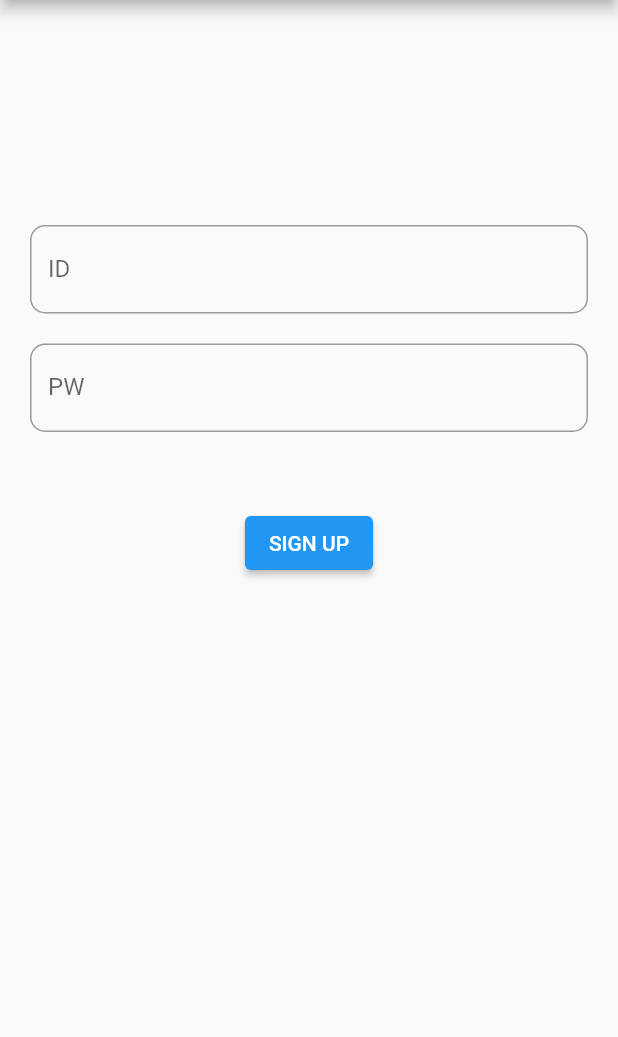
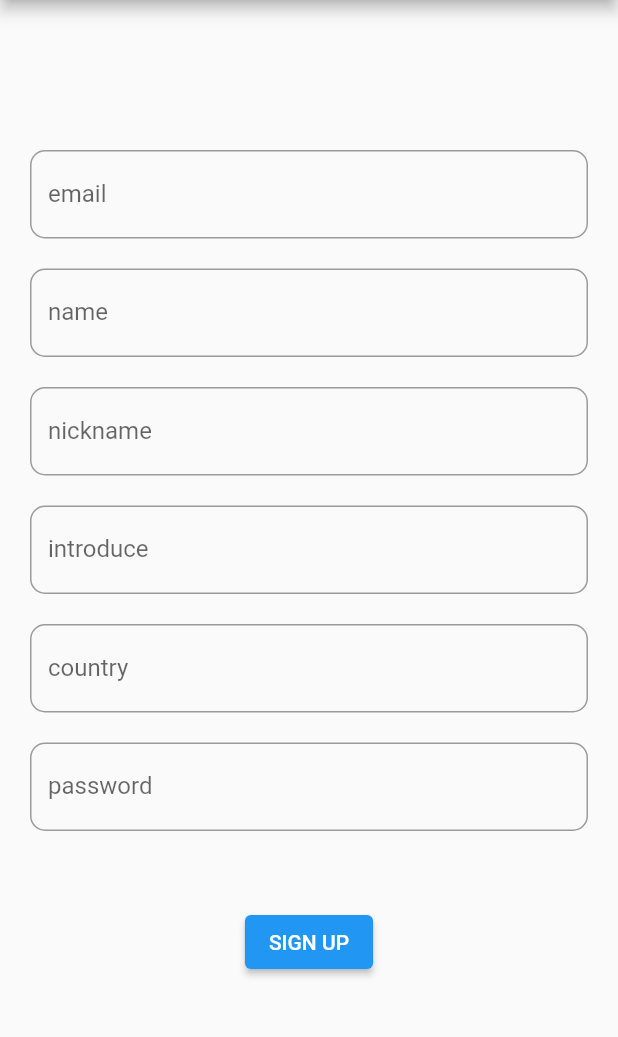
Before and after one commit to codingbongbongz/Frontend, a Flutter app: the SignUpScreen screen opened directly, after a tap on "SIGN UP", on a phone screen of 412 x 824 dp, the part 75-1112 px from its top. Run offline on Flutter 3.47's test engine with Material 2 defaults, Android fonts, the phone set to English and light mode, and no system bars; our stand-ins replace audioplayers, dio, flutter_secure_storage, multi_select_flutter, permission_handler, syncfusion_flutter_charts and 1 more; missing offline and left inert: record, youtube; accounts and stored records are empty; network calls fail.

Commit message:
[feat] 회원가입 기능 구현

```diff
--- /dev/null
+++ b/lib/class/token.dart
@@ -0,0 +1,13 @@
+class Token {
+  final String accessToken;
+  final String refreshToken;
+
+  Token({required this.accessToken, required this.refreshToken});
+
+  Token.fromJson(Map<String, dynamic> json)
+      : accessToken = json['accessToken'],
+        refreshToken = json['refreshToken'];
+
+  Map<String, dynamic> toJson() =>
+      {'accessToken': accessToken, 'refreshToken': refreshToken};
+}
--- a/lib/screen/home_screen.dart
+++ b/lib/screen/home_screen.dart
@@ -52,7 +52,7 @@ class _HomeScreenState extends State<HomeScreen> {
     final response = await dio.get('videos/popular');
 
     List<dynamic> responseBody = response.data['data']['popularVideo'];
-    print(responseBody);
+    // print(responseBody);
     _popularVideos =
         responseBody.map((e) => Video.fromJson(e)).toList(); // map을 오브젝트로 변환
 
--- a/lib/screen/login_screen.dart
+++ b/lib/screen/login_screen.dart
@@ -7,7 +7,7 @@ import 'package:flutter_secure_storage/flutter_secure_storage.dart';
 import 'package:k_learning/layout/my_app_bar.dart';
 import 'package:k_learning/screen/sign_up_screen.dart';
 
-import '../class/login.dart';
+import '../class/token.dart';
 import '../const/key.dart';
 
 class LoginScreen extends StatefulWidget {
@@ -68,7 +68,8 @@ class _LoginScreenState extends State<LoginScreen> {
       if (response.statusCode == 200) {
         final jsonBody = json.decode(response.data['user_id'].toString());
         // 직렬화를 이용하여 데이터를 입출력하기 위해 model.dart에 Login 정의 참고
-        var val = jsonEncode(Login('$accountName', '$password', '$jsonBody'));
+        var val = jsonEncode(
+            Token(accessToken: 'accessToken', refreshToken: 'refreshoken'));
 
         await storage.write(
           key: 'login',
--- a/lib/screen/sign_up_screen.dart
+++ b/lib/screen/sign_up_screen.dart
@@ -3,9 +3,12 @@ import 'dart:convert';
 import 'package:dio/dio.dart';
 import 'package:dio/io.dart';
 import 'package:flutter/material.dart';
+import 'package:flutter_secure_storage/flutter_secure_storage.dart';
 import 'package:k_learning/layout/my_app_bar.dart';
 
+import '../class/token.dart';
 import '../const/key.dart';
+import '../main.dart';
 
 class SignUpScreen extends StatefulWidget {
   const SignUpScreen({super.key});
@@ -16,6 +19,12 @@ class SignUpScreen extends StatefulWidget {
 
 class _SignUpScreenState extends State<SignUpScreen> {
   Dio dio = Dio()..httpClientAdapter = IOHttpClientAdapter();
+  var email = TextEditingController();
+  var name = TextEditingController();
+  var nickname = TextEditingController();
+  var introduce = TextEditingController();
+  var country = TextEditingController();
+  var password = TextEditingController();
 
   @override
   void initState() {
@@ -32,54 +41,108 @@ class _SignUpScreenState extends State<SignUpScreen> {
       body: Column(
         children: [
           const SizedBox(
-            height: 150,
+            height: 100,
           ),
-          const Padding(
+          Padding(
             padding: EdgeInsets.symmetric(horizontal: 20.0),
-            child: TextField(
-              decoration: InputDecoration(
-                // prefixIcon: Icon(Icons.link),
-                border: OutlineInputBorder(
-                  borderRadius: BorderRadius.all(Radius.circular(10)),
-                  borderSide: BorderSide(color: Colors.blue),
-                ),
-                labelText: 'ID',
-              ),
-            ),
+            child: Input('email', email),
           ),
           const SizedBox(
             height: 20,
           ),
-          const Padding(
+          Padding(
             padding: EdgeInsets.symmetric(horizontal: 20.0),
-            child: TextField(
-              decoration: InputDecoration(
-                // prefixIcon: Icon(Icons.link),
-                border: OutlineInputBorder(
-                  borderRadius: BorderRadius.all(Radius.circular(10)),
-                  borderSide: BorderSide(color: Colors.blue),
-                ),
-                labelText: 'PW',
-              ),
-            ),
+            child: Input('name', name),
+          ),
+          const SizedBox(
+            height: 20,
+          ),
+          Padding(
+            padding: EdgeInsets.symmetric(horizontal: 20.0),
+            child: Input('nickname', nickname),
+          ),
+          const SizedBox(
+            height: 20,
+          ),
+          Padding(
+            padding: EdgeInsets.symmetric(horizontal: 20.0),
+            child: Input('introduce', introduce),
+          ),
+          const SizedBox(
+            height: 20,
+          ),
+          Padding(
+            padding: EdgeInsets.symmetric(horizontal: 20.0),
+            child: Input('country', country),
+          ),
+          const SizedBox(
+            height: 20,
+          ),
+          Padding(
+            padding: EdgeInsets.symmetric(horizontal: 20.0),
+            child: Input('password', password),
           ),
           const SizedBox(
             height: 50,
           ),
           ElevatedButton(
               onPressed: () async {
-                final rawString = 'test@@';
+                var param = {
+                  'email': '$email',
+                  'name': '$name',
+                  'nickname': '$nickname',
+                  'introduce': '$introduce',
+                  'country': '$country',
+                  'password': '$password'
+                };
 
-                Codec<String, String> stringToBase64 = utf8.fuse(base64);
-                String token = stringToBase64.encode(rawString);
-                final response = await dio.get('auth/signup',
-                    options: Options(headers: {
-                      'Authorization': 'Basic $token',
-                    }));
+                // Codec<String, String> stringToBase64 = utf8.fuse(base64);
+                // String token = stringToBase64.encode(rawString);
+                final response = await dio.post(
+                  'auth/signup',
+                  data: param,
+                );
+                // print(response.data['data']);
+                // print(response.data['status']);
+                if (response.statusCode == 200) {
+                  // final jsonBody =
+                  //     json.decode(response.data['data'].toString());
+                  var accessToken = response.data['data']['accessToken'];
+                  var refreshToken = response.data['data']['refreshToken'];
+                  print(accessToken);
+                  print(refreshToken);
+                  final storage = FlutterSecureStorage();
+
+                  var val = jsonEncode(Token(
+                      accessToken: accessToken, refreshToken: refreshToken));
+                  await storage.write(key: 'login', value: val);
+
+                  Navigator.of(context).pushAndRemoveUntil(
+                      MaterialPageRoute(
+                        builder: (BuildContext context) => MainScreen(
+                          accessToken: accessToken,
+                        ),
+                      ),
+                      (route) => false);
+                }
               },
               child: Text('SIGN UP')),
         ],
       ),
     );
   }
+
+  TextField Input(text, TextEditingController controller) {
+    return TextField(
+      controller: controller,
+      decoration: InputDecoration(
+        // prefixIcon: Icon(Icons.link),,
+        border: OutlineInputBorder(
+          borderRadius: BorderRadius.all(Radius.circular(10)),
+          borderSide: BorderSide(color: Colors.blue),
+        ),
+        labelText: text,
+      ),
+    );
+  }
 }
```
Also changed, not shown: lib/class/login.dart (deleted, +0 -18 lines), lib/main.dart (+37 -14 lines).
